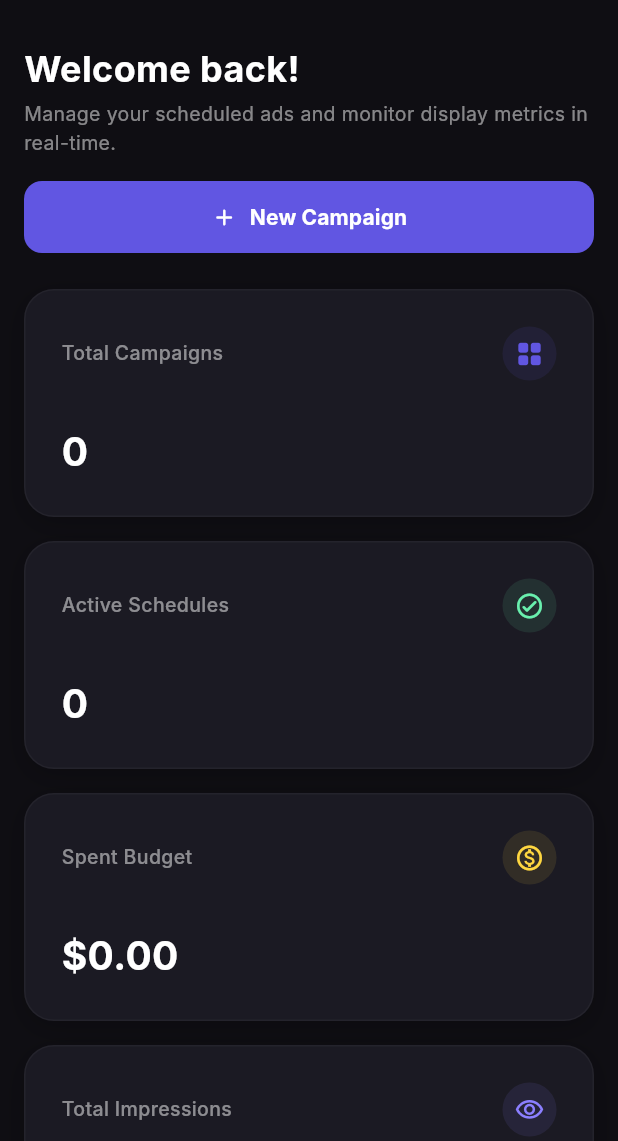
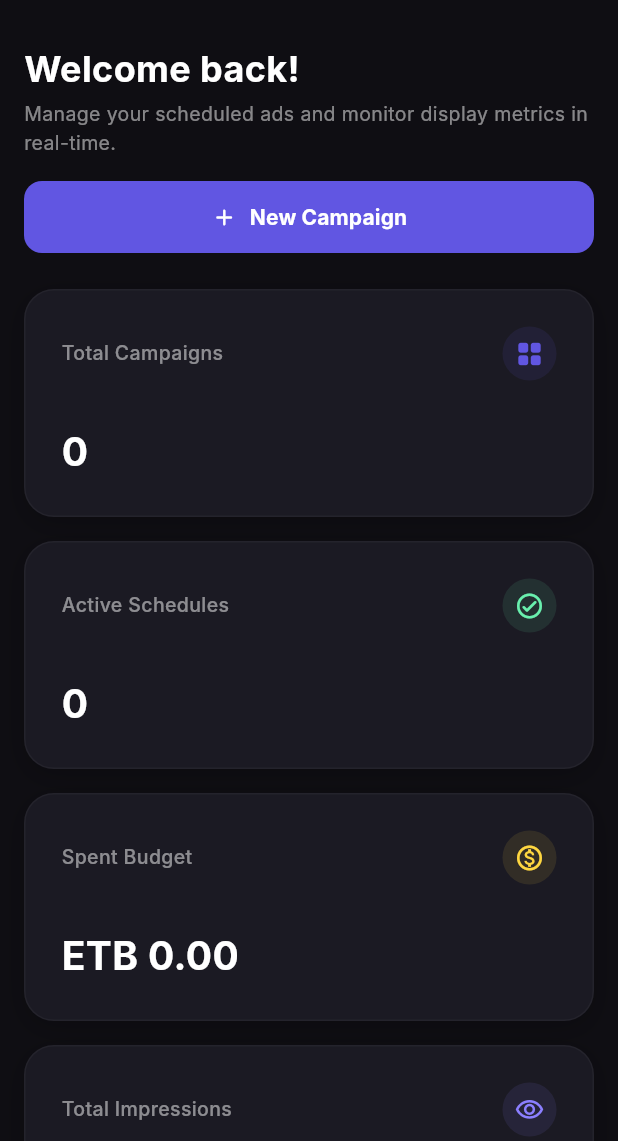
Before and after one commit to leuleyasu/Advertiser, a Flutter app: the screen it shows once a user with an empty profile is signed in, on a phone screen of 412 x 824 dp, the part 95-1236 px from its top. Run offline on Flutter 3.47's test engine with Material 3 defaults, Android fonts, the phone set to English and light mode, and no system bars; our stand-ins replace awesome_snackbar_content, cloud_firestore, cloud_functions, equatable, file_picker, firebase_auth and 4 more; accounts and stored records are empty; Roboto replaces fonts that are missing (Inter).

Commit message:
fix: Update all currency displays in Advertiser app to ETB

```diff
--- a/lib/core/utils/format_utils.dart
+++ b/lib/core/utils/format_utils.dart
@@ -9,9 +9,9 @@ class FormatUtils {
     return '$hourStr:$minuteStr';
   }
 
-  /// Formats double as currency string, e.g. $12.50
+  /// Formats double as currency string in ETB, e.g. 12.50 ETB
   static String formatCurrency(double amount) {
-    return '\$${amount.toStringAsFixed(2)}';
+    return '${amount.toStringAsFixed(2)} ETB';
   }
 
   /// Formats DateRange into a readable string
--- a/lib/features/dashboard/presentation/widgets/dashboard_metrics_grid.dart
+++ b/lib/features/dashboard/presentation/widgets/dashboard_metrics_grid.dart
@@ -18,7 +18,7 @@ class DashboardMetricsGrid extends StatelessWidget {
 
   @override
   Widget build(BuildContext context) {
-    final currencyFormat = NumberFormat.currency(symbol: '\$');
+    final currencyFormat = NumberFormat.currency(symbol: 'ETB ', decimalDigits: 2);
 
     return BlocBuilder<DashboardCubit, DashboardState>(
       builder: (context, state) {
--- a/lib/features/dashboard/presentation/widgets/desktop_campaign_card.dart
+++ b/lib/features/dashboard/presentation/widgets/desktop_campaign_card.dart
@@ -127,7 +127,7 @@ class DesktopCampaignCard extends StatelessWidget {
               crossAxisAlignment: CrossAxisAlignment.end,
               children: [
                 Text(
-                  '\$${campaign.budget.toStringAsFixed(2)}',
+                  '${campaign.budget.toStringAsFixed(2)} ETB',
                   style: const TextStyle(
                       color: Colors.greenAccent,
                       fontSize: 18,
--- a/lib/features/dashboard/presentation/widgets/mobile_campaign_card.dart
+++ b/lib/features/dashboard/presentation/widgets/mobile_campaign_card.dart
@@ -122,7 +122,7 @@ class MobileCampaignCard extends StatelessWidget {
                 crossAxisAlignment: CrossAxisAlignment.end,
                 children: [
                   Text(
-                    '\$${campaign.budget.toStringAsFixed(2)}',
+                    '${campaign.budget.toStringAsFixed(2)} ETB',
                     style: const TextStyle(
                         color: Colors.greenAccent,
                         fontSize: 16,
```
